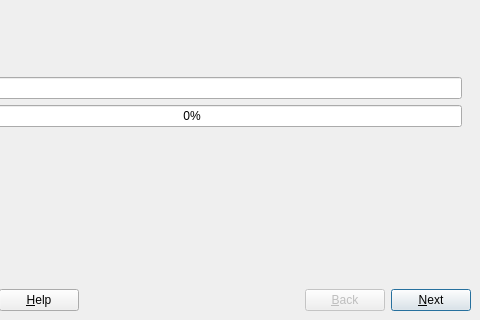
Before: the Qt Designer form gui/wzd_createbot.ui in Lynnesbian/OldFediBooks, drawn with Qt 5; both pictures show x 96 to 576 and y 136 to 456 of the 576 by 456 pixel window.
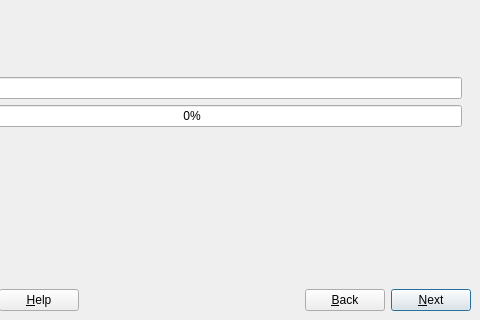
After: the same form once the commit is applied. Icons and pictures are not drawn.

Diff of the .ui file:
```diff
--- a/gui/wzd_createbot.ui
+++ b/gui/wzd_createbot.ui
@@ -913,9 +913,6 @@
         </item>
         <item>
          <widget class="QPushButton" name="btn_back">
-          <property name="enabled">
-           <bool>false</bool>
-          </property>
           <property name="text">
            <string>&amp;Back</string>
           </property>
```
